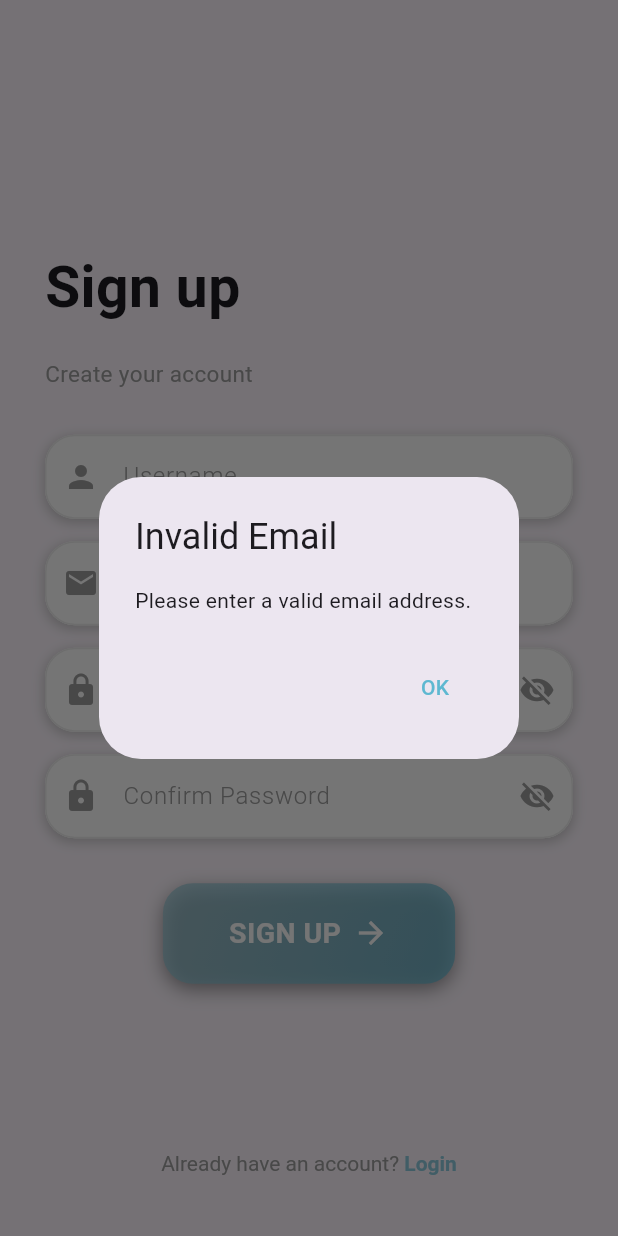
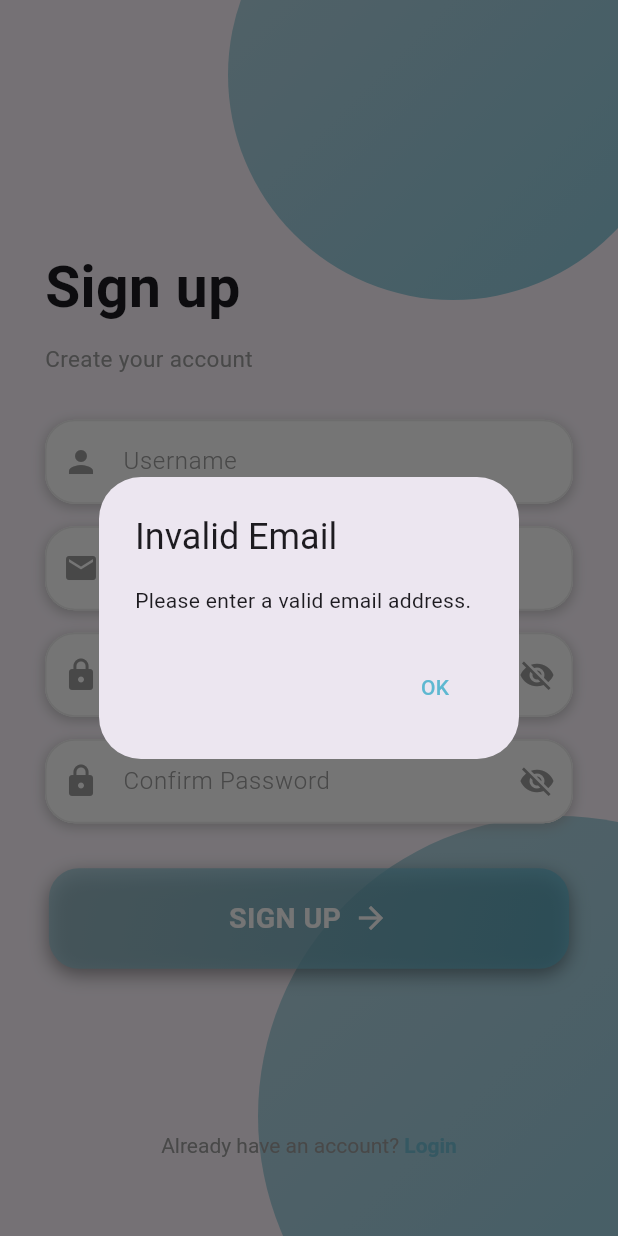
Before and after one commit to AlexZinca/SkinLesionApp, a Flutter app: the SignUp screen opened directly, after a tap on "SIGN UP", on a phone screen of 412 x 824 dp. Run offline on Flutter 3.47's test engine with Material 3 defaults, Android fonts, the phone set to English and light mode, and no system bars; our stand-ins replace camera, email_validator, firebase_auth, firebase_core, flutter_secure_storage, google_nav_bar and 2 more; accounts and stored records are empty.

Commit message:
working sign up

```diff
--- a/lib/pages/sign_up.dart
+++ b/lib/pages/sign_up.dart
@@ -1,8 +1,10 @@
+import 'package:flutter/cupertino.dart';
 import 'package:flutter/material.dart';
 import 'package:flutter/services.dart';
 import 'package:email_validator/email_validator.dart';
+import 'package:firebase_auth/firebase_auth.dart'; // Make sure Firebase is initialized in your project
+import 'package:flutter/widgets.dart';
 import 'package:my_camera/pages/intro_page.dart';
-import '../services/auth.dart';
 
 class SignUp extends StatefulWidget {
   SignUp({Key? key}) : super(key: key);
@@ -20,8 +22,6 @@ class _SignUpState extends State<SignUp> {
   bool _confirmPasswordVisible = false;
 
   void _register() async {
-
-
     if (!EmailValidator.validate(emailController.text)) {
       _showDialog('Invalid Email', 'Please enter a valid email address.');
       return;
@@ -29,7 +29,8 @@ class _SignUpState extends State<SignUp> {
 
     if (emailController.text.isEmpty ||
         passwordController.text.isEmpty ||
-        confirmPasswordController.text.isEmpty || usernameController.text.isEmpty) {
+        confirmPasswordController.text.isEmpty ||
+        usernameController.text.isEmpty) {
       _showDialog('Missing Fields', 'Please fill in all the fields.');
       return;
     }
@@ -39,12 +40,26 @@ class _SignUpState extends State<SignUp> {
       return;
     }
 
-    var user = await AuthService().registerWithEmailAndPassword(
-        emailController.text, passwordController.text);
-    if (user != null) {
-      Navigator.push(context, MaterialPageRoute(builder: (context) => IntroPage()));
-    } else {
-      _showDialog('Registration Failed', 'An error occurred during registration. Please try again.');
+    try {
+      // Using Firebase Authentication to register the user
+      UserCredential userCredential = await FirebaseAuth.instance.createUserWithEmailAndPassword(
+        email: emailController.text,
+        password: passwordController.text,
+      );
+
+      if (userCredential.user != null) {
+        Navigator.pushReplacement(context, MaterialPageRoute(builder: (context) => IntroPage()));
+      }
+    } on FirebaseAuthException catch (e) {
+      String errorMessage = 'An error occurred during registration. Please try again.';
+      if (e.code == 'weak-password') {
+        errorMessage = 'The password provided is too weak.';
+      } else if (e.code == 'email-already-in-use') {
+        errorMessage = 'An account already exists for that email.';
+      }
+      _showDialog('Registration Failed', errorMessage);
+    } catch (e) {
+      _showDialog('Error', 'An unexpected error occurred. Please try again.');
     }
   }
 
@@ -67,9 +82,21 @@ class _SignUpState extends State<SignUp> {
       },
     );
   }
+  void _togglePasswordVisibility() {
+    setState(() {
+      _passwordVisible = !_passwordVisible;
+    });
+  }
+
+  void _toggleConfirmPasswordVisibility() {
+    setState(() {
+      _confirmPasswordVisible = !_confirmPasswordVisible;
+    });
+  }
 
   @override
   Widget build(BuildContext context) {
+    final bool isKeyboardOpen = MediaQuery.of(context).viewInsets.bottom !=0;
     InputDecoration getInputDecoration(String hintText, IconData icon, {bool isObscure = false, VoidCallback? toggleVisibility}) {
       return InputDecoration(
         hintText: hintText,
@@ -77,7 +104,10 @@ class _SignUpState extends State<SignUp> {
         prefixIcon: Icon(icon, color: Colors.grey),
         suffixIcon: isObscure
             ? IconButton(
-          icon: Icon(_passwordVisible ? Icons.visibility : Icons.visibility_off, color: Colors.grey),
+          icon: Icon(
+              toggleVisibility == _togglePasswordVisibility ? (_passwordVisible ? Icons.visibility : Icons.visibility_off) : (_confirmPasswordVisible ? Icons.visibility : Icons.visibility_off),
+              color: Colors.grey
+          ),
           onPressed: toggleVisibility,
         )
             : null,
@@ -111,48 +141,51 @@ class _SignUpState extends State<SignUp> {
 
     return Scaffold(
       resizeToAvoidBottomInset: false,
-      body: Stack(
+      body: GestureDetector(
+      onTap: () => FocusScope.of(context).unfocus(),
+      child: Stack(
         children: [
           Positioned(
-            top: -63,
-            right: -140,
-            child: Transform.rotate(
-              angle: 2.4,
-              child: ClipPath(
-                clipper: RoundedDiagonalPathClipper(),
-                child: Container(
-                  width: MediaQuery.of(context).size.width * 1.1,
-                  height: MediaQuery.of(context).size.height * 0.7,
-                  decoration: BoxDecoration(
-                    gradient: LinearGradient(
-                      colors: [
-                        Color.fromARGB(255, 255, 255, 255).withOpacity(0.7),
-                        Color.fromARGB(255, 110, 196, 219).withOpacity(0.7),
-                      ],
-                      begin: Alignment.topRight,
-                      end: Alignment.bottomRight,
-                    ),
-                  ),
-                ),
+            top: -100, // Adjusted for top right alignment
+            right: -40, // Adjusted for top right alignment
+            child: CircleDecoration(
+              diameter: 300,
+              gradient: LinearGradient(
+                colors: [Color.fromARGB(255, 151, 199, 212).withOpacity(0.7), Color.fromARGB(255, 94, 184, 209).withOpacity(0.7)],
+                begin: Alignment.topLeft,
+                end: Alignment.bottomRight,
               ),
             ),
           ),
-          SingleChildScrollView(  // Allows the column to be scrollable, preventing overflow
-            child: Container(
+          Positioned(
+            bottom: -120, // Adjusted for bottom alignment
+            right: -160, // Adjusted for bottom alignment
+            child: CircleDecoration(
+              diameter: 400,
+              gradient: LinearGradient(
+                colors: [Color.fromARGB(255, 151, 199, 212).withOpacity(0.7), Color.fromARGB(255, 94, 184, 209).withOpacity(0.7)],
+                begin: Alignment.topLeft,
+                end: Alignment.bottomRight,
+              ),
+            ),
+          ),
+           AnimatedPadding(
               padding: EdgeInsets.symmetric(horizontal: 30.0),
+              duration: Duration(milliseconds: 300),
+              curve: Curves.easeOut,
               child: Column(
                 crossAxisAlignment: CrossAxisAlignment.start,
-                children: [
+                children: <Widget>[
                   SizedBox(height: MediaQuery.of(context).size.height * 0.2),  // Adjust the spacing
                   Text('Sign up', style: TextStyle(fontSize: 38, fontWeight: FontWeight.bold)),
-                  SizedBox(height: 20),  // Adjust the spacing
+                  SizedBox(height: 10),  // Adjust the spacing
                   Text('Create your account', style: TextStyle(fontSize: 15, color: Colors.grey)),
                   SizedBox(height: 30),  // Adjust the spacing
                   // TextField for username, email, password and confirm password
                   Container(
                     decoration: textFieldDecoration,
                     child: TextField(
-                      keyboardType: TextInputType.emailAddress,
+                      controller: usernameController,
                       decoration: getInputDecoration('Username', Icons.person),
                     ),
                   ),
@@ -170,11 +203,7 @@ class _SignUpState extends State<SignUp> {
                     child: TextField(
                       controller: passwordController,
                       obscureText: !_passwordVisible,
-                      decoration: getInputDecoration('Password', Icons.lock, isObscure: true, toggleVisibility: () {
-                        setState(() {
-                          _passwordVisible = !_passwordVisible;
-                        });
-                      }),
+                      decoration: getInputDecoration('Password', Icons.lock, isObscure: true, toggleVisibility: _togglePasswordVisibility),
                     ),
                   ),
                   SizedBox(height: 15),
@@ -183,11 +212,7 @@ class _SignUpState extends State<SignUp> {
                     child: TextField(
                       controller: confirmPasswordController,
                       obscureText: !_confirmPasswordVisible,
-                      decoration: getInputDecoration('Confirm Password', Icons.lock, isObscure: true, toggleVisibility: () {
-                        setState(() {
-                          _confirmPasswordVisible = !_confirmPasswordVisible;
-                        });
-                      }),
+                      decoration: getInputDecoration('Confirm Password', Icons.lock, isObscure: true, toggleVisibility: _toggleConfirmPasswordVisibility),
                     ),
                   ),
                   SizedBox(height: 30),
@@ -196,7 +221,7 @@ class _SignUpState extends State<SignUp> {
                     child: InkWell(
                       onTap: _register,
                       child: Container(
-                        padding: EdgeInsets.symmetric(horizontal: 44, vertical: 20),
+                        padding: EdgeInsets.symmetric(horizontal: 120, vertical: 20),
                         decoration: loginButtonDecoration,
                         child: Row(
                           mainAxisSize: MainAxisSize.min,
@@ -209,7 +234,7 @@ class _SignUpState extends State<SignUp> {
                       ),
                     ),
                   ),
-                  SizedBox(height: 112),  // Adjust the spacing
+                  SizedBox(height: 110),  // Adjust the spacing
                   Center(
                     child: GestureDetector(
                       onTap: () {
@@ -234,14 +259,33 @@ class _SignUpState extends State<SignUp> {
                 ],
               ),
             ),
-          ),
         ],
       ),
+    ),
     );
 
   }
 }
 
+
+class CircleDecoration extends StatelessWidget {
+  final double diameter;
+  final LinearGradient gradient;
+
+  const CircleDecoration({Key? key, required this.diameter, required this.gradient}) : super(key: key);
+
+  @override
+  Widget build(BuildContext context) {
+    return Container(
+      width: diameter,
+      height: diameter,
+      decoration: BoxDecoration(
+        shape: BoxShape.circle,
+        gradient: gradient,
+      ),
+    );
+  }
+}
 class RoundedDiagonalPathClipper extends CustomClipper<Path> {
   @override
   Path getClip(Size size) {
```
